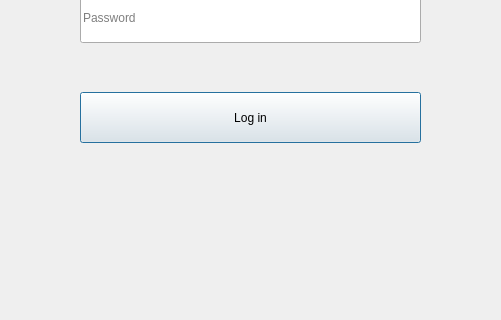
Old version of the form login.ui in the repository vishvanathan-k/theatre_booking; both pictures show x 360 to 861 and y 478 to 798 of the 1200 by 798 pixel window.
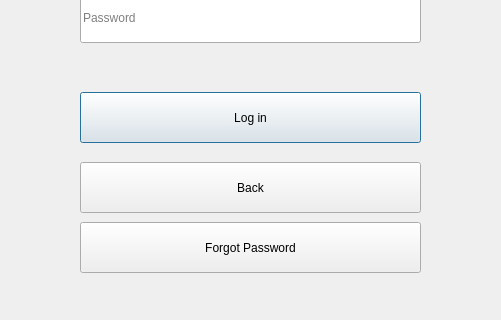
New version of the form.

Commit message: Add Back buttons and Security Questions

The edit to the form file:
```diff
--- a/login.ui
+++ b/login.ui
@@ -147,6 +147,38 @@
      </property>
     </item>
    </widget>
+   <widget class="QPushButton" name="back">
+    <property name="geometry">
+     <rect>
+      <x>440</x>
+      <y>640</y>
+      <width>341</width>
+      <height>51</height>
+     </rect>
+    </property>
+    <property name="styleSheet">
+     <string notr="true"/>
+    </property>
+    <property name="text">
+     <string>Back</string>
+    </property>
+   </widget>
+   <widget class="QPushButton" name="forgot">
+    <property name="geometry">
+     <rect>
+      <x>440</x>
+      <y>700</y>
+      <width>341</width>
+      <height>51</height>
+     </rect>
+    </property>
+    <property name="styleSheet">
+     <string notr="true"/>
+    </property>
+    <property name="text">
+     <string>Forgot Password</string>
+    </property>
+   </widget>
   </widget>
  </widget>
  <resources/>
```
The commit also changes 21 other files.
